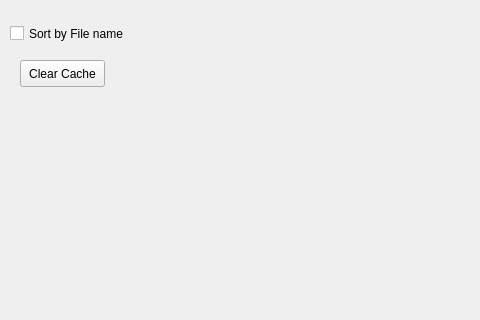
amirgeva/coide, file uis/general_settings.ui: the form before one commit; both pictures show x 0 to 480 and y 0 to 320 of the 640 by 480 pixel window.
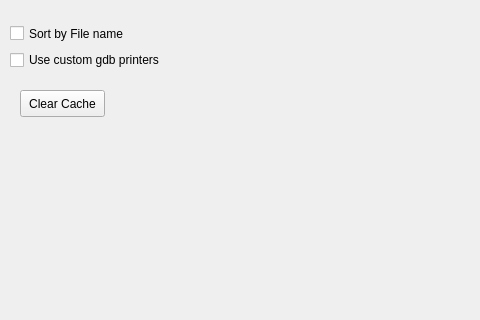
The form after the commit.

Commit message: custom printers flag

Patch:
```diff
--- a/uis/general_settings.ui
+++ b/uis/general_settings.ui
@@ -46,7 +46,7 @@
    <property name="geometry">
     <rect>
      <x>20</x>
-     <y>60</y>
+     <y>90</y>
      <width>85</width>
      <height>27</height>
     </rect>
@@ -55,6 +55,19 @@
     <string>Clear Cache</string>
    </property>
   </widget>
+  <widget class="QCheckBox" name="customPrinters">
+   <property name="geometry">
+    <rect>
+     <x>10</x>
+     <y>50</y>
+     <width>201</width>
+     <height>20</height>
+    </rect>
+   </property>
+   <property name="text">
+    <string>Use custom gdb printers</string>
+   </property>
+  </widget>
  </widget>
  <resources/>
  <connections>
```
